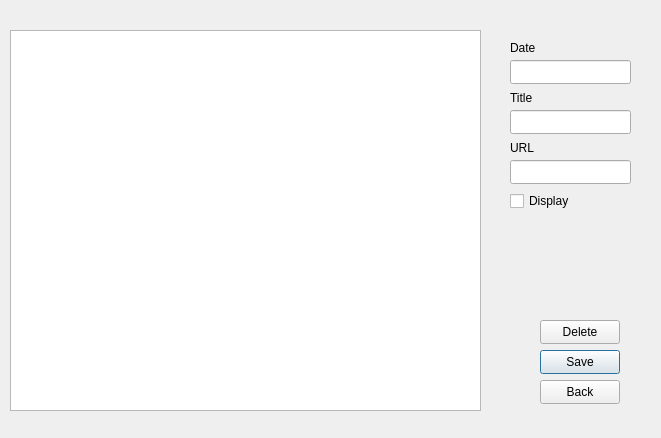
loveblog/qloveblog, file edit.ui: the form before one commit.
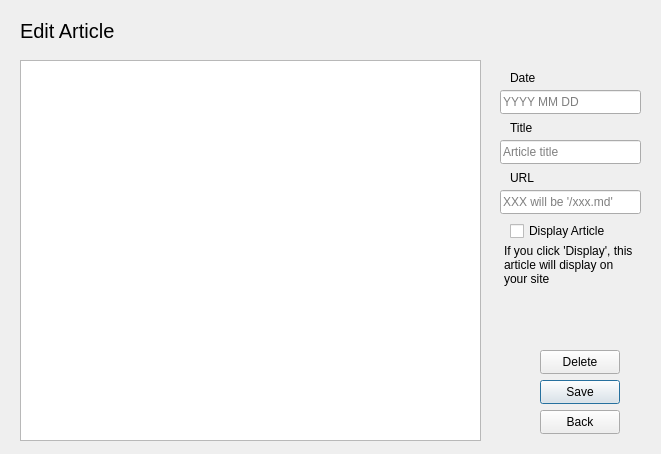
The form after the commit.

```diff
--- a/edit.ui
+++ b/edit.ui
@@ -7,7 +7,7 @@
     <x>0</x>
     <y>0</y>
     <width>661</width>
-    <height>438</height>
+    <height>454</height>
    </rect>
   </property>
   <property name="windowTitle">
@@ -16,9 +16,9 @@
   <widget class="QTextEdit" name="pg">
    <property name="geometry">
     <rect>
-     <x>10</x>
-     <y>30</y>
-     <width>471</width>
+     <x>20</x>
+     <y>60</y>
+     <width>461</width>
      <height>381</height>
     </rect>
    </property>
@@ -27,7 +27,7 @@
    <property name="geometry">
     <rect>
      <x>540</x>
-     <y>350</y>
+     <y>380</y>
      <width>80</width>
      <height>24</height>
     </rect>
@@ -40,7 +40,7 @@
    <property name="geometry">
     <rect>
      <x>540</x>
-     <y>380</y>
+     <y>410</y>
      <width>80</width>
      <height>24</height>
     </rect>
@@ -52,18 +52,21 @@
   <widget class="QLineEdit" name="date">
    <property name="geometry">
     <rect>
-     <x>510</x>
-     <y>60</y>
-     <width>121</width>
+     <x>500</x>
+     <y>90</y>
+     <width>141</width>
      <height>24</height>
     </rect>
    </property>
+   <property name="placeholderText">
+    <string>YYYY MM DD</string>
+   </property>
   </widget>
   <widget class="QLabel" name="label">
    <property name="geometry">
     <rect>
      <x>510</x>
-     <y>40</y>
+     <y>70</y>
      <width>50</width>
      <height>16</height>
     </rect>
@@ -75,21 +78,24 @@
   <widget class="QLineEdit" name="title">
    <property name="geometry">
     <rect>
-     <x>510</x>
-     <y>110</y>
-     <width>121</width>
+     <x>500</x>
+     <y>140</y>
+     <width>141</width>
      <height>24</height>
     </rect>
    </property>
    <property name="text">
     <string/>
    </property>
+   <property name="placeholderText">
+    <string>Article title</string>
+   </property>
   </widget>
   <widget class="QLabel" name="label_2">
    <property name="geometry">
     <rect>
      <x>510</x>
-     <y>90</y>
+     <y>120</y>
      <width>50</width>
      <height>16</height>
     </rect>
@@ -101,21 +107,21 @@
   <widget class="QLineEdit" name="url">
    <property name="geometry">
     <rect>
-     <x>510</x>
-     <y>160</y>
-     <width>121</width>
+     <x>500</x>
+     <y>190</y>
+     <width>141</width>
      <height>24</height>
     </rect>
    </property>
    <property name="placeholderText">
-    <string/>
+    <string>XXX will be '/xxx.md'</string>
    </property>
   </widget>
   <widget class="QLabel" name="label_3">
    <property name="geometry">
     <rect>
      <x>510</x>
-     <y>140</y>
+     <y>170</y>
      <width>50</width>
      <height>16</height>
     </rect>
@@ -128,13 +134,13 @@
    <property name="geometry">
     <rect>
      <x>510</x>
-     <y>190</y>
-     <width>78</width>
+     <y>220</y>
+     <width>131</width>
      <height>22</height>
     </rect>
    </property>
    <property name="text">
-    <string>Display</string>
+    <string>Display Article</string>
    </property>
    <property name="checked">
     <bool>false</bool>
@@ -144,7 +150,7 @@
    <property name="geometry">
     <rect>
      <x>540</x>
-     <y>320</y>
+     <y>350</y>
      <width>80</width>
      <height>24</height>
     </rect>
@@ -153,6 +159,43 @@
     <string>Delete</string>
    </property>
   </widget>
+  <widget class="QTextBrowser" name="textBrowser">
+   <property name="geometry">
+    <rect>
+     <x>500</x>
+     <y>240</y>
+     <width>141</width>
+     <height>61</height>
+    </rect>
+   </property>
+   <property name="styleSheet">
+    <string notr="true">background-color: transparent;
+border: 0;</string>
+   </property>
+   <property name="html">
+    <string>&lt;!DOCTYPE HTML PUBLIC &quot;-//W3C//DTD HTML 4.0//EN&quot; &quot;http://www.w3.org/TR/REC-html40/strict.dtd&quot;&gt;
+&lt;html&gt;&lt;head&gt;&lt;meta name=&quot;qrichtext&quot; content=&quot;1&quot; /&gt;&lt;style type=&quot;text/css&quot;&gt;
+p, li { white-space: pre-wrap; }
+&lt;/style&gt;&lt;/head&gt;&lt;body style=&quot; font-family:'Sans Serif'; font-size:9pt; font-weight:400; font-style:normal;&quot;&gt;
+&lt;p style=&quot; margin-top:0px; margin-bottom:0px; margin-left:0px; margin-right:0px; -qt-block-indent:0; text-indent:0px;&quot;&gt;If you click 'Display', this article will display on your site&lt;/p&gt;&lt;/body&gt;&lt;/html&gt;</string>
+   </property>
+  </widget>
+  <widget class="QLabel" name="label_4">
+   <property name="geometry">
+    <rect>
+     <x>20</x>
+     <y>10</y>
+     <width>631</width>
+     <height>41</height>
+    </rect>
+   </property>
+   <property name="styleSheet">
+    <string notr="true">font-size: 20px;</string>
+   </property>
+   <property name="text">
+    <string>Edit Article</string>
+   </property>
+  </widget>
  </widget>
  <resources/>
  <connections/>
```
